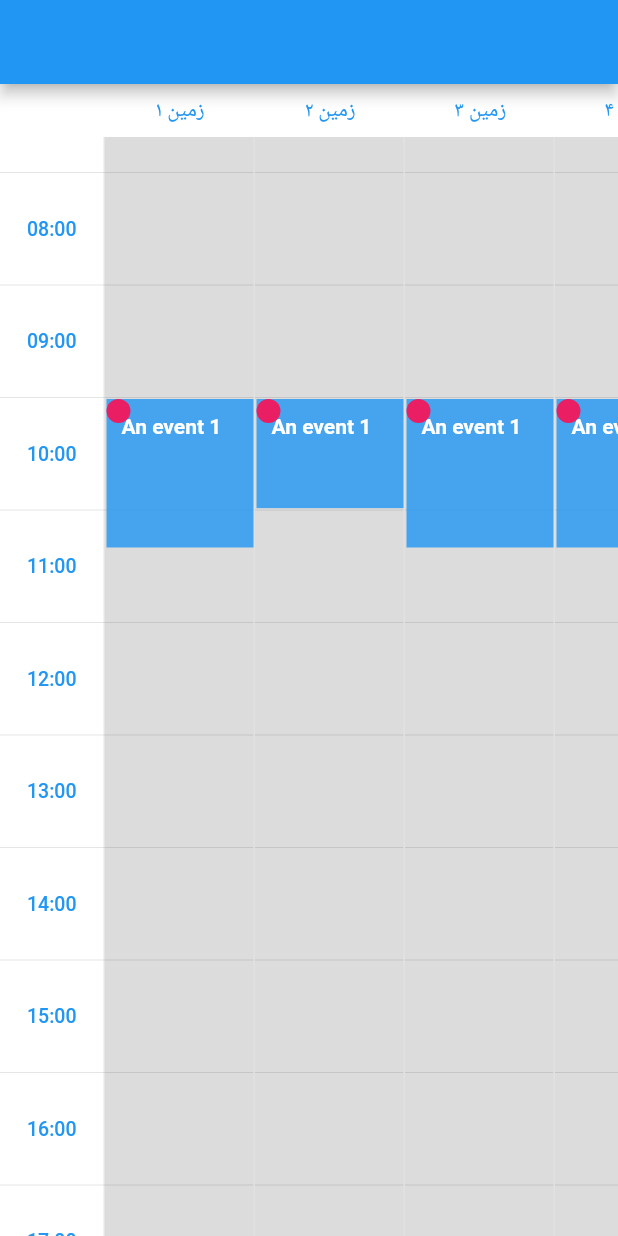
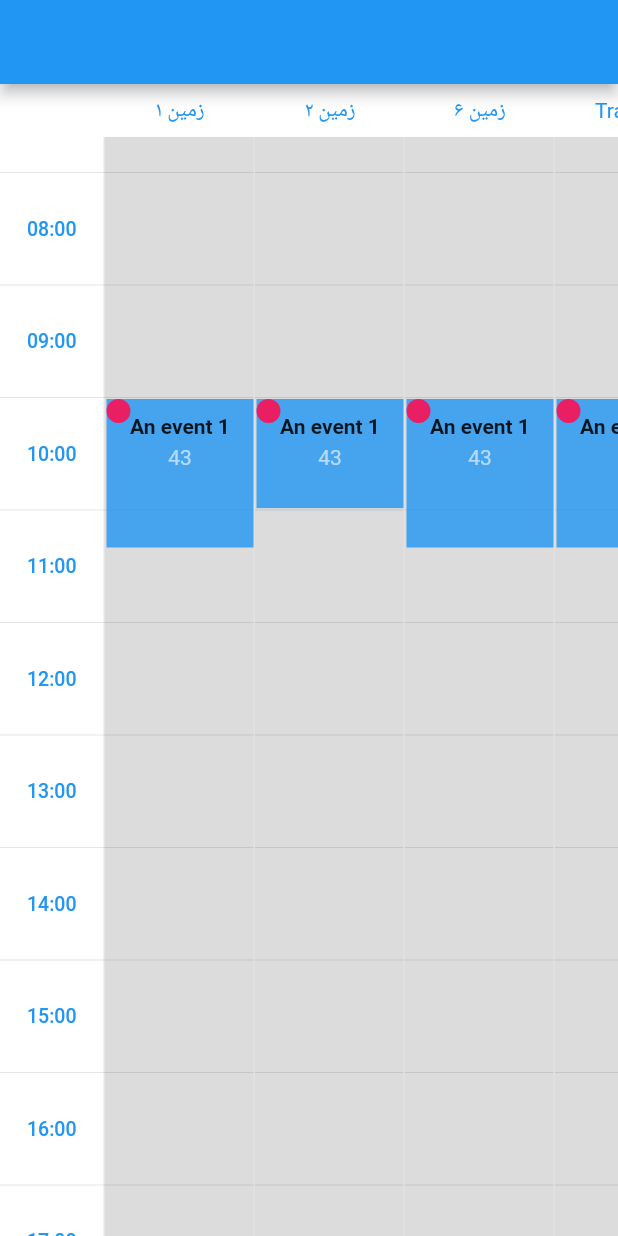
Before and after one commit to yamarkz/flutter_timetable_view, a Flutter app: the screen it shows after launch, scrolled down 576 dp, on a phone screen of 412 x 824 dp. Run offline on Flutter 3.47's test engine with Material 2 defaults, Android fonts, the phone set to English and light mode, and no system bars.

Commit message:
feat:column title and price to TableEvent

```diff
--- a/example/lib/main.dart
+++ b/example/lib/main.dart
@@ -1,7 +1,9 @@
 import 'package:flutter/material.dart';
 import 'package:flutter_timetable_view/flutter_timetable_view.dart';
 
-void main() => runApp(MyApp());
+void main() {
+runApp(MyApp());
+}
 
 class MyApp extends StatelessWidget {
   @override
@@ -32,6 +34,7 @@ class MyHomePage extends StatelessWidget {
                 TableEvent(
                   title: 'An event 1',
                   eventId: 1,
+                  price: '43',
                   laneIndex: 1,
                   startTime: TableEventTime(hour: 10, minute: 0),
                   endTime: TableEventTime(hour: 11, minute: 20),
@@ -45,21 +48,27 @@ class MyHomePage extends StatelessWidget {
               events: [
                 TableEvent(
                   title: 'An event 1',
+
                   eventId: 1,
+                  price: '43',
                   laneIndex: 1,
                   startTime: TableEventTime(hour: 10, minute: 0),
                   endTime: TableEventTime(hour: 10, minute: 59),
                 ),
               ]),
+
+
           LaneEvents(
               lane: Lane(
-                name: 'زمین ۳',
+                name: 'زمین ۶',
                 laneIndex: 0,
               ),
               events: [
                 TableEvent(
                   title: 'An event 1',
+
                   eventId: 1,
+                  price: '43',
                   laneIndex: 1,
                   startTime: TableEventTime(hour: 10, minute: 0),
                   endTime: TableEventTime(hour: 11, minute: 20),
@@ -67,39 +76,12 @@ class MyHomePage extends StatelessWidget {
               ]),
           LaneEvents(
               lane: Lane(
-                name: 'زمین ۴',
+                name: 'Track B',
                 laneIndex: 0,
               ),
               events: [
                 TableEvent(
-                  title: 'An event 1',
-                  eventId: 1,
-                  laneIndex: 1,
-                  startTime: TableEventTime(hour: 10, minute: 0),
-                  endTime: TableEventTime(hour: 11, minute: 20),
-                ),
-              ]),
-          LaneEvents(
-              lane: Lane(
-                name: 'زمین ۵',
-                laneIndex: 0,
-              ),
-              events: [
-                TableEvent(
-                  title: 'An event 1',
-                  eventId: 1,
-                  laneIndex: 1,
-                  startTime: TableEventTime(hour: 10, minute: 0),
-                  endTime: TableEventTime(hour: 11, minute: 20),
-                ),
-              ]),
-          LaneEvents(
-              lane: Lane(
-                name: 'زمین ۶',
-                laneIndex: 0,
-              ),
-              events: [
-                TableEvent(
+
                   title: 'An event 1',
                   eventId: 1,
                   laneIndex: 1,
@@ -115,6 +97,7 @@ class MyHomePage extends StatelessWidget {
               events: [
                 TableEvent(
                   title: 'An event 1',
+                  price: '43',
                   eventId: 1,
                   laneIndex: 1,
                   startTime: TableEventTime(hour: 10, minute: 0),
@@ -129,110 +112,15 @@ class MyHomePage extends StatelessWidget {
               events: [
                 TableEvent(
                   title: 'An event 1',
+                  price: '433454345',
                   eventId: 1,
                   laneIndex: 1,
                   startTime: TableEventTime(hour: 10, minute: 0),
                   endTime: TableEventTime(hour: 11, minute: 20),
                 ),
               ]),
-          LaneEvents(
-              lane: Lane(
-                name: 'Track B',
-                laneIndex: 0,
-              ),
-              events: [
-                TableEvent(
-                  title: 'An event 1',
-                  eventId: 1,
-                  laneIndex: 1,
-                  startTime: TableEventTime(hour: 10, minute: 0),
-                  endTime: TableEventTime(hour: 11, minute: 20),
-                ),
-              ]),
-          LaneEvents(
-              lane: Lane(
-                name: 'Track B',
-                laneIndex: 0,
-              ),
-              events: [
-                TableEvent(
-                  title: 'An event 1',
-                  eventId: 1,
-                  laneIndex: 1,
-                  startTime: TableEventTime(hour: 10, minute: 0),
-                  endTime: TableEventTime(hour: 11, minute: 20),
-                ),
-              ]),
-          LaneEvents(
-              lane: Lane(
-                name: 'Track B',
-                laneIndex: 0,
-              ),
-              events: [
-                TableEvent(
-                  title: 'An event 1',
-                  eventId: 1,
-                  laneIndex: 1,
-                  startTime: TableEventTime(hour: 10, minute: 0),
-                  endTime: TableEventTime(hour: 11, minute: 20),
-                ),
-              ]),
-          LaneEvents(
-              lane: Lane(
-                name: 'Track B',
-                laneIndex: 0,
-              ),
-              events: [
-                TableEvent(
-                  title: 'An event 1',
-                  eventId: 1,
-                  laneIndex: 1,
-                  startTime: TableEventTime(hour: 10, minute: 0),
-                  endTime: TableEventTime(hour: 11, minute: 20),
-                ),
-              ]),
-          LaneEvents(
-              lane: Lane(
-                name: 'Track B',
-                laneIndex: 0,
-              ),
-              events: [
-                TableEvent(
-                  title: 'An event 1',
-                  eventId: 1,
-                  laneIndex: 1,
-                  startTime: TableEventTime(hour: 10, minute: 0),
-                  endTime: TableEventTime(hour: 11, minute: 20),
-                ),
-              ]),
-          LaneEvents(
-              lane: Lane(
-                name: 'Track B',
-                laneIndex: 0,
-              ),
-              events: [
-                TableEvent(
-                  title: 'An event 1',
-                  eventId: 1,
-                  laneIndex: 1,
-                  startTime: TableEventTime(hour: 10, minute: 0),
-                  endTime: TableEventTime(hour: 11, minute: 20),
-                ),
-              ]),
-          LaneEvents(
-              lane: Lane(
-                name: 'Track B',
-                laneIndex: 0,
-              ),
-              events: [
-                TableEvent(
-                  title: 'An event 1',
-                  eventId: 1,
-                  laneIndex: 1,
-                  startTime: TableEventTime(hour: 10, minute: 0),
-                  endTime: TableEventTime(hour: 11, minute: 20),
-                ),
-              ]),
+
+
         ],
         onEmptySlotTap:
             (int laneIndex, TableEventTime start, TableEventTime end) {},
--- a/lib/src/models/table_event.dart
+++ b/lib/src/models/table_event.dart
@@ -12,7 +12,7 @@ class TableEvent {
   final int laneIndex;
 
   /// Optional. Preferably abbreviate string to less than 5 characters
-  final String location;
+  final String price;
 
   final TableEventTime startTime;
 
@@ -37,7 +37,7 @@ class TableEvent {
     required this.title,
     required this.eventId,
     required this.laneIndex,
-    this.location= '',
+    this.price= '',
     required this.startTime,
     required this.endTime,
     this.padding= const EdgeInsets.all(10),
--- a/lib/src/utils/utils.dart
+++ b/lib/src/utils/utils.dart
@@ -67,34 +67,19 @@ class Utils {
       double height,
       double width,
       ) {
-    List<TextSpan> text = [
-      TextSpan(
-        text: event.title,
-        style: TextStyle(fontWeight: FontWeight.bold),
-      ),
-      TextSpan(text: event.location, style: TextStyle(color: Colors.white60)),
-    ];
-
-    bool? exceedHeight;
-    while (exceedHeight ?? true) {
-      exceedHeight = _exceedHeight(text, event.textStyle, height, width);
-      if (exceedHeight == null || !exceedHeight) {
-        if (exceedHeight == null) {
-          text.clear();
-        }
-        break;
-      }
-
-      if (!_ellipsize(text)) {
-        break;
-      }
-    }
-
-    return RichText(
-      text: TextSpan(
-        children: text,
-        style: event.textStyle,
-      ),
+    return Column(
+      crossAxisAlignment: CrossAxisAlignment.center, // aligns text to the left
+      children: [
+        Text(
+          event.title,
+          style: TextStyle(fontWeight: FontWeight.bold),
+        ),
+        SizedBox(height: 5,),
+        Text(
+          event.price,
+          style: TextStyle(color: Colors.white60),
+        ),
+      ],
     );
   }
 
```
